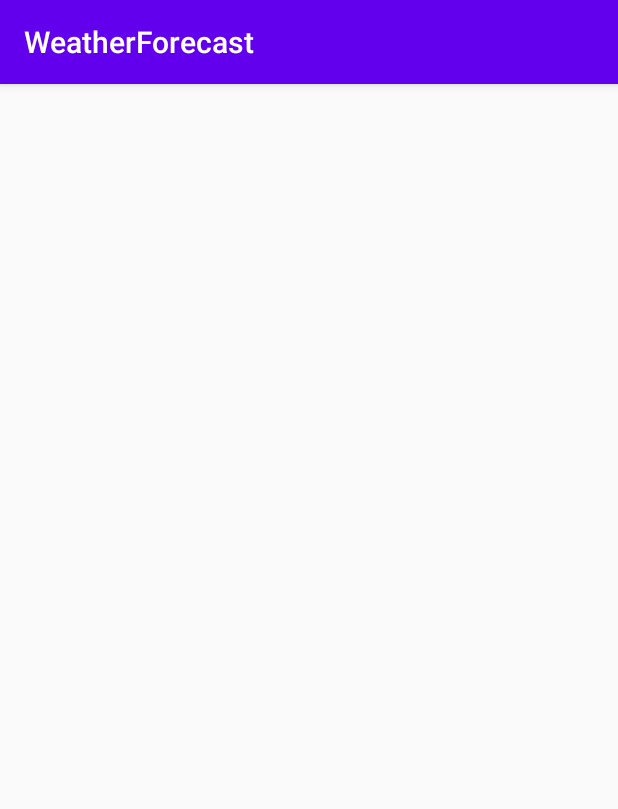
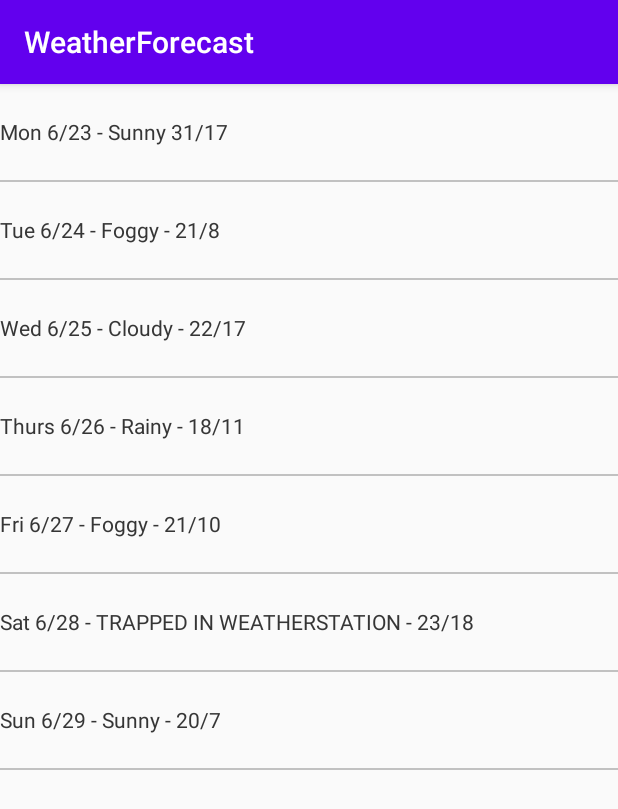
Before and after one commit to bnbong/bnbong.github.io, an Android app: the screen it shows after launch (MainActivity), on a phone screen of 412 x 824 dp. Shown: the top 809 px of the screen. Run offline under Robolectric (Android 15) with nearby library versions, the phone set to English and light mode, and no system bars.

Commit message:
assignment 2

```diff
--- /dev/null
+++ b/7th/app/src/main/java/com/example/weatherforecast/DetailActivity.java
@@ -0,0 +1,4 @@
+package com.example.weatherforecast;
+
+public class DetailActivity {
+}
--- a/7th/app/src/main/java/com/example/weatherforecast/ForecastFragment.java
+++ b/7th/app/src/main/java/com/example/weatherforecast/ForecastFragment.java
@@ -1,7 +1,11 @@
 package com.example.weatherforecast;
 
+import androidx.appcompat.app.AppCompatActivity;
 import androidx.lifecycle.ViewModelProviders;
 
+import android.app.AppComponentFactory;
+import android.content.Intent;
+import android.content.IntentFilter;
 import android.os.Bundle;
 
 import androidx.annotation.NonNull;
@@ -11,19 +15,24 @@ import androidx.fragment.app.Fragment;
 import android.view.LayoutInflater;
 import android.view.View;
 import android.view.ViewGroup;
+import android.widget.AdapterView;
 import android.widget.ArrayAdapter;
 import android.widget.ListView;
+import android.widget.Toast;
 
 import com.example.weatherforecast.ui.main.MainViewModel;
 
 import java.util.ArrayList;
+import java.util.Arrays;
+import java.util.List;
 
 public class ForecastFragment extends Fragment {
 
     private MainViewModel mViewModel;
-    private ListView myListView;
     private ArrayList<String> sample_data;
     private ArrayAdapter<String> listViewAddapter;
+    private ArrayAdapter<String> mForecastAdapter;
+
 
     public static ForecastFragment newInstance() {
         return new ForecastFragment();
@@ -33,7 +42,38 @@ public class ForecastFragment extends Fragment {
     @Override
     public View onCreateView(@NonNull LayoutInflater inflater, @Nullable ViewGroup container,
                              @Nullable Bundle savedInstanceState) {
-        return inflater.inflate(R.layout.main_fragment, container, false);
+        String[] data = {
+                "Mon 6/23 - Sunny 31/17",
+                "Tue 6/24 - Foggy - 21/8",
+                "Wed 6/25 - Cloudy - 22/17",
+                "Thurs 6/26 - Rainy - 18/11",
+                "Fri 6/27 - Foggy - 21/10",
+                "Sat 6/28 - TRAPPED IN WEATHERSTATION - 23/18",
+                "Sun 6/29 - Sunny - 20/7"
+        };
+
+        List<String> weekForecast = new ArrayList<String>(Arrays.asList(data));
+
+        mForecastAdapter = new ArrayAdapter<String>(getActivity(),
+                R.layout.list_view_item,
+                R.id.list_item_forecast_textview,
+                weekForecast);
+
+        View rootView = inflater.inflate(R.layout.main_fragment, container, false);
+
+        ListView listView = (ListView) rootView.findViewById(R.id.listview_forecast);
+        listView.setAdapter(mForecastAdapter);
+        listView.setOnItemClickListener(new AdapterView.OnItemClickListener() {
+            @Override
+            public void onItemClick(AdapterView<?> parent, View view, int position, long id) {
+                String forecast = mForecastAdapter.getItem(position);
+                Toast.makeText(getActivity(), forecast, Toast.LENGTH_SHORT).show();
+                Intent intent = new Intent(getActivity(), DetailActivity.class);
+                intent.putExtra("data", forecast);
+            }
+        });
+
+        return rootView;
     }
 
     @Override
@@ -43,4 +83,5 @@ public class ForecastFragment extends Fragment {
         // TODO: Use the ViewModel
     }
 
+
 }
--- a/7th/app/src/main/res/layout/main_activity.xml
+++ b/7th/app/src/main/res/layout/main_activity.xml
@@ -1,7 +1,21 @@
 <?xml version="1.0" encoding="utf-8"?>
-<FrameLayout xmlns:android="http://schemas.android.com/apk/res/android"
+
+
+<androidx.constraintlayout.widget.ConstraintLayout xmlns:android="http://schemas.android.com/apk/res/android"
+    xmlns:app="http://schemas.android.com/apk/res-auto"
     xmlns:tools="http://schemas.android.com/tools"
     android:id="@+id/container"
     android:layout_width="match_parent"
     android:layout_height="match_parent"
-    tools:context=".MainActivity" />
+    tools:context=".MainActivity">
+    <FrameLayout
+        android:layout_height="match_parent"
+        android:layout_width="match_parent" >
+        <fragment
+            android:id="@+id/fragment_forecast"
+            android:name="com.example.weatherforecast.ForecastFragment"
+            android:layout_width="match_parent"
+            android:layout_height="match_parent" />
+    </FrameLayout>
+
+</androidx.constraintlayout.widget.ConstraintLayout>
```
